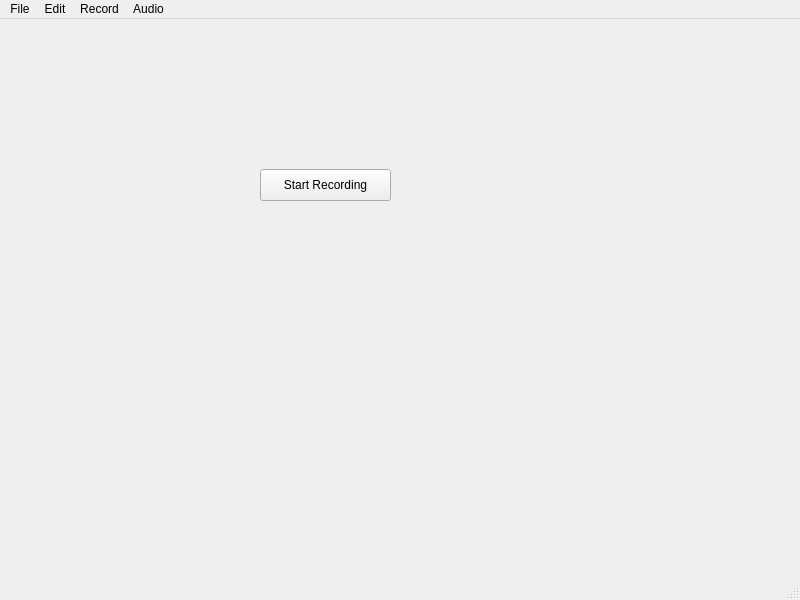
This is mainwindow.ui in EhizojieA/AutomatedMixingModule as Qt 5 draws it before an edit. The edited form follows.
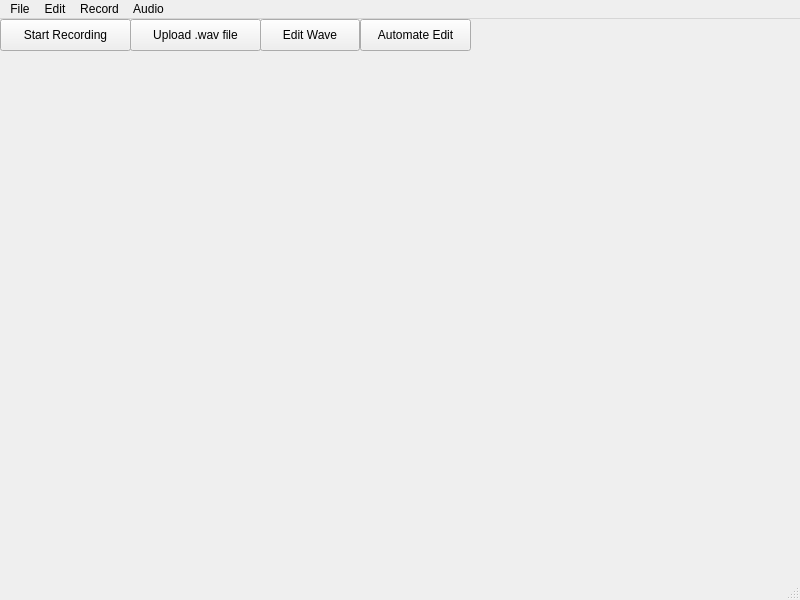
This is the edited form. Custom widgets are drawn as their Qt base class.

```diff
--- a/mainwindow.ui
+++ b/mainwindow.ui
@@ -17,8 +17,8 @@
    <widget class="QPushButton" name="pushButton">
     <property name="geometry">
      <rect>
-      <x>260</x>
-      <y>150</y>
+      <x>0</x>
+      <y>0</y>
       <width>131</width>
       <height>32</height>
      </rect>
@@ -27,26 +27,55 @@
      <string>Start Recording</string>
     </property>
    </widget>
-   <widget class="MPWidget" name="widget" native="true">
-    <property name="geometry">
-     <rect>
-      <x>-10</x>
-      <y>0</y>
-      <width>661</width>
-      <height>181</height>
-     </rect>
-    </property>
-   </widget>
-   <widget class="MPWidget" name="widget_2" native="true">
+   <widget class="QWidget" name="main_plot" native="true">
     <property name="geometry">
      <rect>
       <x>0</x>
-      <y>190</y>
+      <y>30</y>
       <width>661</width>
-      <height>131</height>
+      <height>241</height>
      </rect>
     </property>
    </widget>
+   <widget class="QPushButton" name="pushButton_2">
+    <property name="geometry">
+     <rect>
+      <x>130</x>
+      <y>0</y>
+      <width>131</width>
+      <height>32</height>
+     </rect>
+    </property>
+    <property name="text">
+     <string>Upload .wav file</string>
+    </property>
+   </widget>
+   <widget class="QPushButton" name="pushButton_3">
+    <property name="geometry">
+     <rect>
+      <x>260</x>
+      <y>0</y>
+      <width>100</width>
+      <height>32</height>
+     </rect>
+    </property>
+    <property name="text">
+     <string>Edit Wave</string>
+    </property>
+   </widget>
+   <widget class="QPushButton" name="pushButton_4">
+    <property name="geometry">
+     <rect>
+      <x>360</x>
+      <y>0</y>
+      <width>111</width>
+      <height>32</height>
+     </rect>
+    </property>
+    <property name="text">
+     <string>Automate Edit</string>
+    </property>
+   </widget>
   </widget>
   <widget class="QMenuBar" name="menubar">
    <property name="geometry">
@@ -177,14 +206,6 @@
    </property>
   </action>
  </widget>
- <customwidgets>
-  <customwidget>
-   <class>MPWidget</class>
-   <extends>QWidget</extends>
-   <header>mpwidget.h</header>
-   <container>1</container>
-  </customwidget>
- </customwidgets>
  <resources/>
  <connections/>
 </ui>
```
Left out of the diff: 30 changed lines with no effect on the pictures.
